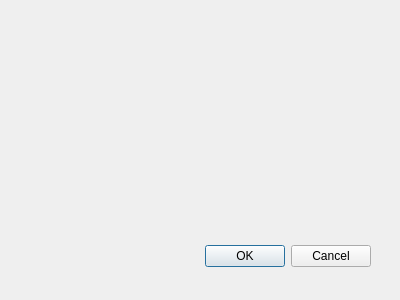
espacee/BossBrawl, file src/Editor/layersettings.ui: the form before one commit.
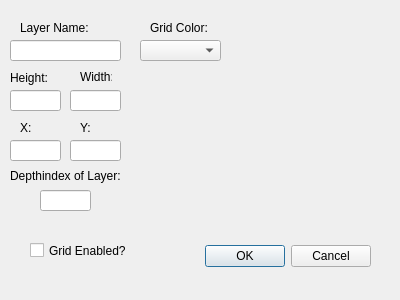
The form after the commit.

Commit message: added visuals for options

What changed in the file:
```diff
--- a/src/Editor/layersettings.ui
+++ b/src/Editor/layersettings.ui
@@ -31,6 +31,180 @@
     <set>QDialogButtonBox::Cancel|QDialogButtonBox::Ok</set>
    </property>
   </widget>
+  <widget class="QLineEdit" name="nameedit">
+   <property name="geometry">
+    <rect>
+     <x>10</x>
+     <y>40</y>
+     <width>111</width>
+     <height>21</height>
+    </rect>
+   </property>
+  </widget>
+  <widget class="QLabel" name="layername">
+   <property name="geometry">
+    <rect>
+     <x>20</x>
+     <y>20</y>
+     <width>81</width>
+     <height>16</height>
+    </rect>
+   </property>
+   <property name="text">
+    <string>Layer Name:</string>
+   </property>
+  </widget>
+  <widget class="QLineEdit" name="heightedit">
+   <property name="geometry">
+    <rect>
+     <x>10</x>
+     <y>90</y>
+     <width>51</width>
+     <height>21</height>
+    </rect>
+   </property>
+  </widget>
+  <widget class="QLineEdit" name="widthedit">
+   <property name="geometry">
+    <rect>
+     <x>70</x>
+     <y>90</y>
+     <width>51</width>
+     <height>21</height>
+    </rect>
+   </property>
+  </widget>
+  <widget class="QLabel" name="layerwidth">
+   <property name="geometry">
+    <rect>
+     <x>80</x>
+     <y>70</y>
+     <width>32</width>
+     <height>13</height>
+    </rect>
+   </property>
+   <property name="text">
+    <string>Width:</string>
+   </property>
+  </widget>
+  <widget class="QLabel" name="layerheight">
+   <property name="geometry">
+    <rect>
+     <x>10</x>
+     <y>70</y>
+     <width>51</width>
+     <height>16</height>
+    </rect>
+   </property>
+   <property name="text">
+    <string>Height:</string>
+   </property>
+  </widget>
+  <widget class="QLabel" name="xlabel">
+   <property name="geometry">
+    <rect>
+     <x>20</x>
+     <y>120</y>
+     <width>31</width>
+     <height>16</height>
+    </rect>
+   </property>
+   <property name="text">
+    <string>X:</string>
+   </property>
+  </widget>
+  <widget class="QLabel" name="ylabel">
+   <property name="geometry">
+    <rect>
+     <x>80</x>
+     <y>120</y>
+     <width>31</width>
+     <height>16</height>
+    </rect>
+   </property>
+   <property name="text">
+    <string>Y:</string>
+   </property>
+  </widget>
+  <widget class="QLineEdit" name="xedit">
+   <property name="geometry">
+    <rect>
+     <x>10</x>
+     <y>140</y>
+     <width>51</width>
+     <height>21</height>
+    </rect>
+   </property>
+  </widget>
+  <widget class="QLineEdit" name="yedit">
+   <property name="geometry">
+    <rect>
+     <x>70</x>
+     <y>140</y>
+     <width>51</width>
+     <height>21</height>
+    </rect>
+   </property>
+  </widget>
+  <widget class="QCheckBox" name="gridcheckbox">
+   <property name="geometry">
+    <rect>
+     <x>30</x>
+     <y>230</y>
+     <width>101</width>
+     <height>41</height>
+    </rect>
+   </property>
+   <property name="text">
+    <string>Grid Enabled?</string>
+   </property>
+  </widget>
+  <widget class="QLabel" name="depthindex">
+   <property name="geometry">
+    <rect>
+     <x>10</x>
+     <y>160</y>
+     <width>121</width>
+     <height>31</height>
+    </rect>
+   </property>
+   <property name="text">
+    <string>Depthindex of Layer:</string>
+   </property>
+  </widget>
+  <widget class="QLineEdit" name="depthindexedit">
+   <property name="geometry">
+    <rect>
+     <x>40</x>
+     <y>190</y>
+     <width>51</width>
+     <height>21</height>
+    </rect>
+   </property>
+  </widget>
+  <widget class="QComboBox" name="gridcolor">
+   <property name="geometry">
+    <rect>
+     <x>140</x>
+     <y>40</y>
+     <width>81</width>
+     <height>21</height>
+    </rect>
+   </property>
+  </widget>
+  <widget class="QLabel" name="gridcolorlabel">
+   <property name="geometry">
+    <rect>
+     <x>150</x>
+     <y>20</y>
+     <width>61</width>
+     <height>16</height>
+    </rect>
+   </property>
+   <property name="text">
+    <string>Grid Color:</string>
+   </property>
+  </widget>
  </widget>
  <pixmapfunction/>
  <resources/>
```
Left out of the diff: 17 changed lines with no effect on the pictures.
